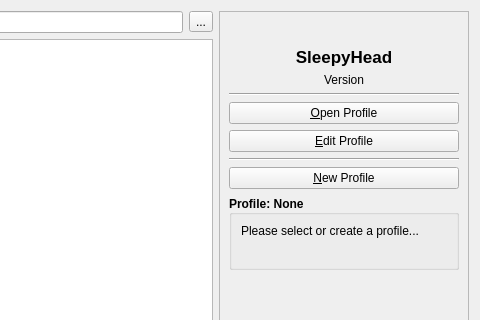
Qt form oscr/profileselector.ui (operativeF/oscar) before a commit; both pictures show x 432 to 912 and y 0 to 320 of the 912 by 696 pixel window.
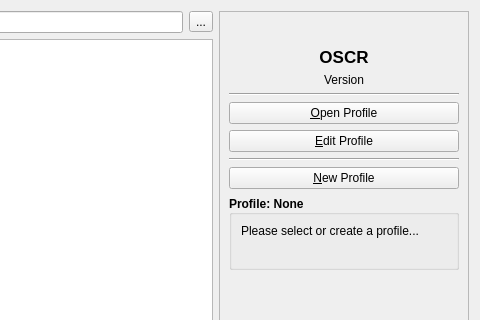
The same form after that commit. Icons and pictures are not drawn.

Commit message: sleepyhead changed to OSCR where appropriate

```diff
--- a/oscr/profileselector.ui
+++ b/oscr/profileselector.ui
@@ -168,7 +168,7 @@
            </font>
           </property>
           <property name="text">
-           <string>SleepyHead</string>
+           <string>OSCR</string>
           </property>
           <property name="alignment">
            <set>Qt::AlignCenter</set>
```
Left out of the diff: 4 changed lines with no effect on the pictures. The commit also changes 32 other files.
